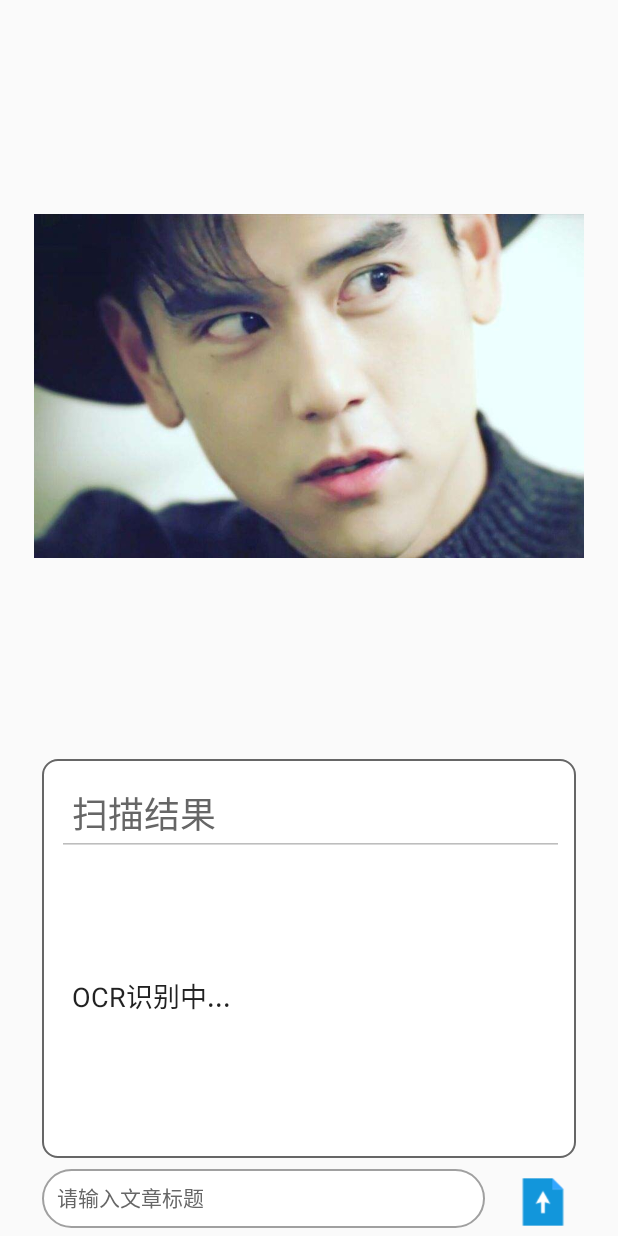
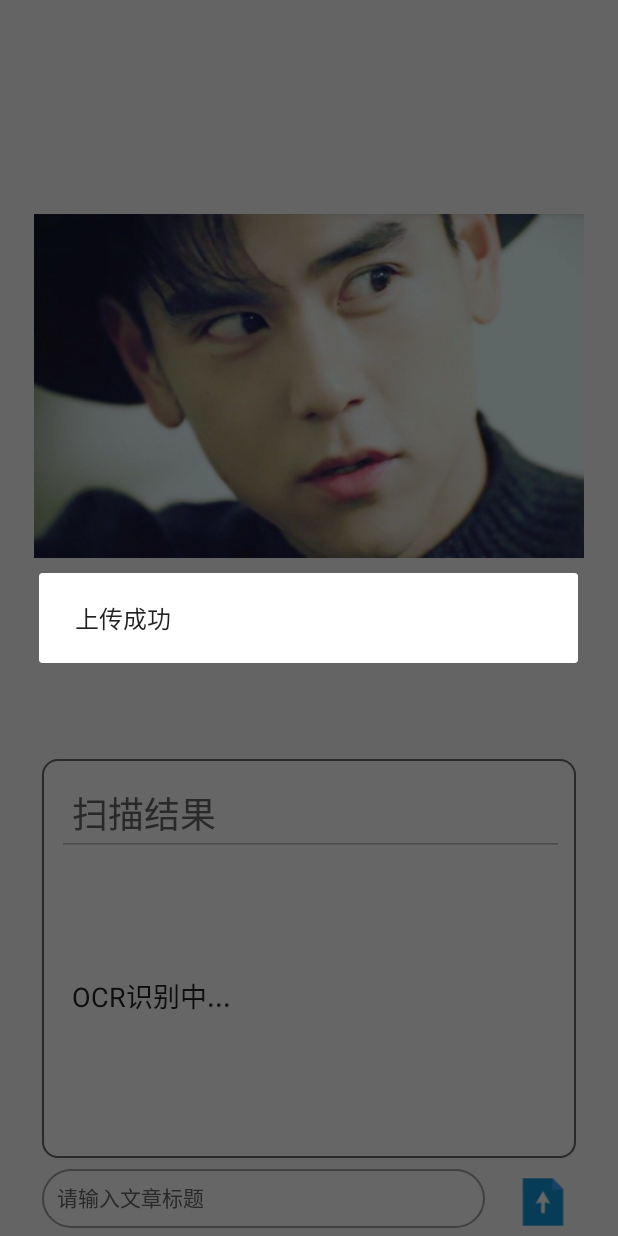
Before and after one commit to lancelee98/OcrNotes, an Android app: the MainActivity screen opened directly, with no data from a screen before it, after a tap on "上传", on a phone screen of 412 x 824 dp. Run offline under Robolectric (Android 15) with nearby library versions, the phone set to English and light mode, and no system bars; our stand-ins replace RxJava; 1 statement that could not run was skipped.

Commit message:
Add files via upload
add upload hint

```diff
--- a/app/src/main/java/com/smujsj16/ocr_notes/module/MainActivity.java
+++ b/app/src/main/java/com/smujsj16/ocr_notes/module/MainActivity.java
@@ -6,6 +6,7 @@ import android.graphics.Bitmap;
 import android.graphics.BitmapFactory;
 import android.os.Bundle;
 import android.os.Environment;
+import android.support.v7.app.AlertDialog;
 import android.support.v7.app.AppCompatActivity;
 import android.util.Log;
 import android.view.View;
@@ -72,6 +73,11 @@ public class MainActivity extends AppCompatActivity implements MainContract.View
                             DBService.getDbService().createNewNotes(info);//新建笔记
                         }
                     }.start();
+                    AlertDialog.Builder success = new AlertDialog.Builder(MainActivity.this);
+                    success.setMessage("上传成功");
+                    success.show();
+
+
             }
         });
         showOcrResult();
```
Lines whose indentation alone changed are shown as unchanged.
